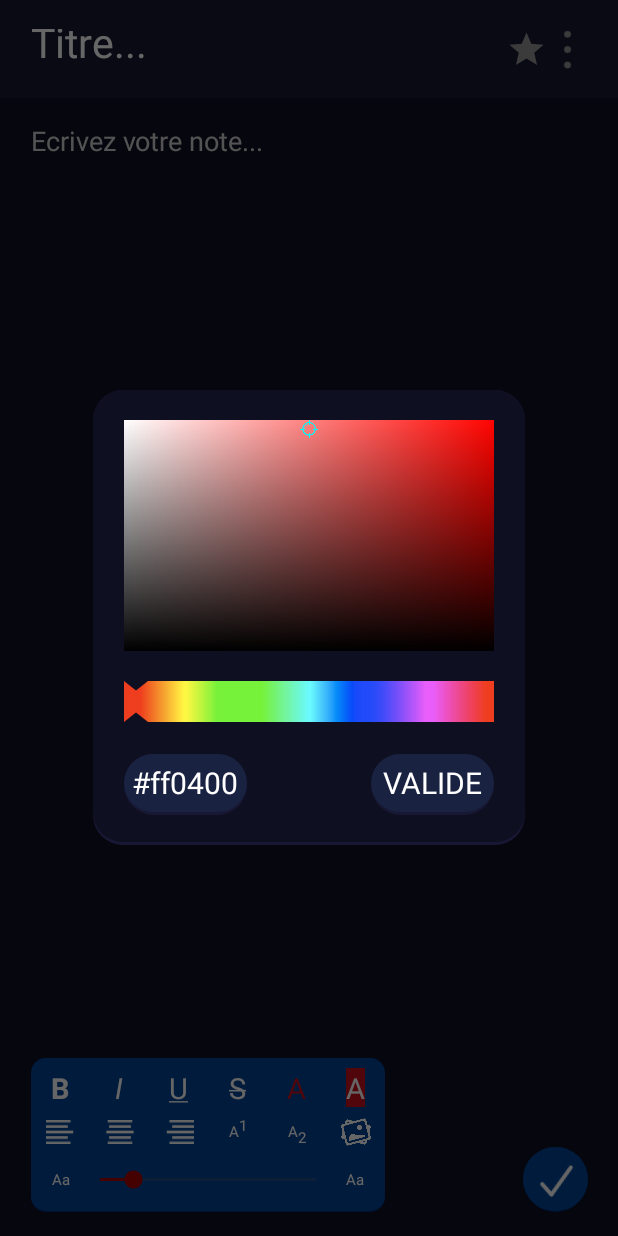
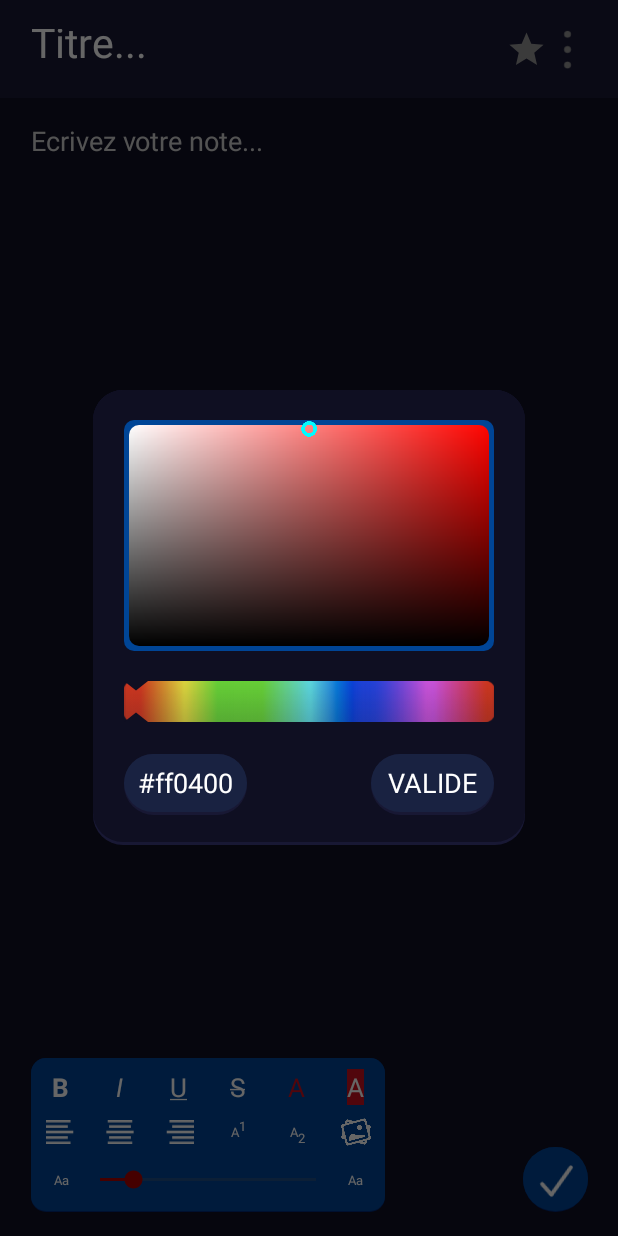
Before and after one commit to NewGlace/Notes-for-Dummies, an Android app: the NoteActivity screen opened directly, with no data from a screen before it, after a tap on an icon or button, on a phone screen of 412 x 824 dp. Run offline under Robolectric (Android 15) with nearby library versions, the phone set to English and light mode, and no system bars; libraries missing offline, so code that uses them is left out: androidmads.library.qrgenearator, androidx.camera.core, androidx.camera.lifecycle, androidx.camera.view; plain views replace PreviewView; 6 statements that could not run were skipped.

Commit message:
update: color picker

```diff
--- a/app/src/main/java/fr/newglace/notedesnazes/Styles/Dialog/ColorNote.java
+++ b/app/src/main/java/fr/newglace/notedesnazes/Styles/Dialog/ColorNote.java
@@ -89,6 +89,12 @@ public class ColorNote extends Dialog {
 
         Color.RGBToHSV(red, green, blue, color);
         editColorPickerHue(color[0]);
+
+        float hueFloat = 360.f / hue.getMeasuredWidth() * color[0];
+        if (hueFloat == 360.f) hueFloat = 0.f;
+        editColorPickerHue(hueFloat);
+
+        hueSelect.setX((float) (hue.getMeasuredWidth() / 360d * hueFloat)+space);
         float x = colorPicker.getMeasuredWidth()*color[1]*1.f;
         float y = (colorPicker.getMeasuredHeight()*color[2]*1.f)+1f;
 
@@ -110,48 +116,27 @@ public class ColorNote extends Dialog {
     }
 
 
-    @RequiresApi(api = Build.VERSION_CODES.Q)
-    private void reSize() {
-        reSize2 size = new reSize2();
-
-        final DisplayMetrics metrics = new DisplayMetrics();
-        activity.getWindowManager().getDefaultDisplay().getMetrics(metrics);
-
-        int phoneWidth = metrics.widthPixels;
-        int phoneHeight = metrics.heightPixels;
-
-        colorPicker.setScaleType(ImageView.ScaleType.FIT_XY);
-        colorSelect.setScaleType(ImageView.ScaleType.FIT_XY);
-        cursorSize = 18f;
-
-        space = (float) (((phoneWidth/10d*7d) - (int) (phoneWidth/5d*3d)) / 2d - ((phoneWidth/25d)/2));
-        size.reSize2(imageView, (int) (phoneWidth/10d*7d), (int) (phoneHeight/19d*7d));
-        size.reSize2(colorPicker, (int) (phoneWidth/5d*3d), (int) (phoneHeight/16d*3d));
-        size.reSize2(valid, (int) (phoneWidth/5d), (int) (phoneHeight/20d), true, true);
-        size.reSize2(hexColor, (int) (phoneWidth/5d), (int) (phoneHeight/20d), true, true);
-        size.reSize2(new View[]{space8, space9, space10}, 0, (int) (phoneHeight/40d));
-        size.reSize2(hue, (int) (phoneWidth/5d*3d), (int) (phoneHeight/30d));
-        size.reSize2(hueSelect, (int) (phoneWidth/25d), (int) (phoneHeight/30d));
-        size.reSize2(colorSelect, (int) cursorSize, (int) cursorSize);
-        colorPickerWidth = (int) (phoneWidth/5d*3d);
-        colorPickerHeight = (int) (phoneHeight/16d*3d);
-    }
+    @RequiresApi(api = Build.VERSION_CODES.LOLLIPOP)
     private void editColorPickerHue(float f) {
         float[] color = {f, 1.f, 1.f};
         this.color[0] = f;
 
         Bitmap bitmap = Bitmap.createBitmap(colorPickerWidth, colorPickerHeight, Bitmap.Config.ARGB_8888);
         Canvas canvas = new Canvas(bitmap);
+        Paint strokePaint = new Paint();
+        strokePaint.setStyle(Paint.Style.FILL);
+        strokePaint.setColor(Color.parseColor("#004596"));
+
         if (paint == null) {
             paint = new Paint();
-            shader = new LinearGradient(0.f, 0.f, 0.f, colorPickerHeight, 0xffffffff, 0xff000000, Shader.TileMode.CLAMP);
+            shader = new LinearGradient(5.f, 5.f, 5.f, colorPickerHeight-5, 0xffffffff, 0xff000000, Shader.TileMode.CLAMP);
         }
         int rgb = Color.HSVToColor(color);
-        Shader shader2 = new LinearGradient(0.f, 0.f, colorPickerWidth, 0.f, 0xffffffff, rgb, Shader.TileMode.CLAMP);
+        Shader shader2 = new LinearGradient(5.f, 5.f, colorPickerWidth-5, 5.f, 0xffffffff, rgb, Shader.TileMode.CLAMP);
         ComposeShader composeShader = new ComposeShader(shader, shader2, PorterDuff.Mode.MULTIPLY);
         paint.setShader(composeShader);
-        canvas.drawRect(0.f, 0.f, colorPickerWidth, colorPickerHeight, paint);
-
+        canvas.drawRoundRect(0.f, 0.f, colorPickerWidth, colorPickerHeight, 10, 10, strokePaint);
+        canvas.drawRoundRect(5.f, 5.f, colorPickerWidth-5, colorPickerHeight-5, 10, 10, paint);
         BitmapDrawable drawable = new BitmapDrawable(activity.getResources(), bitmap);
         colorPicker.setBackground(drawable);
     }
@@ -221,4 +206,31 @@ public class ColorNote extends Dialog {
             return false;
         });
     }
+
+    @RequiresApi(api = Build.VERSION_CODES.Q)
+    private void reSize() {
+        reSize2 size = new reSize2();
+
+        final DisplayMetrics metrics = new DisplayMetrics();
+        activity.getWindowManager().getDefaultDisplay().getMetrics(metrics);
+
+        int phoneWidth = metrics.widthPixels;
+        int phoneHeight = metrics.heightPixels;
+
+        colorPicker.setScaleType(ImageView.ScaleType.FIT_XY);
+        colorSelect.setScaleType(ImageView.ScaleType.FIT_XY);
+        cursorSize = 18f;
+
+        space = (float) (((phoneWidth/10d*7d) - (int) (phoneWidth/5d*3d)) / 2d - ((phoneWidth/25d)/2));
+        size.reSize2(imageView, (int) (phoneWidth/10d*7d), (int) (phoneHeight/19d*7d));
+        size.reSize2(colorPicker, (int) (phoneWidth/5d*3d), (int) (phoneHeight/16d*3d));
+        size.reSize2(valid, (int) (phoneWidth/5d), (int) (phoneHeight/20d), true, true);
+        size.reSize2(hexColor, (int) (phoneWidth/5d), (int) (phoneHeight/20d), true, true);
+        size.reSize2(new View[]{space8, space9, space10}, 0, (int) (phoneHeight/40d));
+        size.reSize2(hue, (int) (phoneWidth/5d*3d), (int) (phoneHeight/30d));
+        size.reSize2(hueSelect, (int) (phoneWidth/25d), (int) (phoneHeight/30d));
+        size.reSize2(colorSelect, (int) cursorSize, (int) cursorSize);
+        colorPickerWidth = (int) (phoneWidth/5d*3d);
+        colorPickerHeight = (int) (phoneHeight/16d*3d);
+    }
 }
--- a/app/src/main/java/fr/newglace/notedesnazes/Styles/reSize2.java
+++ b/app/src/main/java/fr/newglace/notedesnazes/Styles/reSize2.java
@@ -17,8 +17,8 @@ public class reSize2 {
 
         if (view instanceof TextView && options.length > 0 && options[0]) {
             if (options.length > 1) {
-                ((TextView) view).setTextSize(TypedValue.COMPLEX_UNIT_PX, (int) (height/2d));
-            } else ((TextView) view).setTextSize(TypedValue.COMPLEX_UNIT_PX, (int) (height));
+                ((TextView) view).setTextSize(TypedValue.COMPLEX_UNIT_PX, (int) (height/2.2d));
+            } else ((TextView) view).setTextSize(TypedValue.COMPLEX_UNIT_PX, (height));
 
         }
     }
--- a/app/src/main/res/layout/color_picker.xml
+++ b/app/src/main/res/layout/color_picker.xml
@@ -53,7 +53,6 @@
         app:layout_constraintEnd_toEndOf="@id/space9"
         app:layout_constraintStart_toStartOf="@id/imageView"
         app:layout_constraintTop_toBottomOf="@id/space9"/>
-
     <ImageView
         android:id="@+id/hue_select"
         android:layout_width="3dp"
```
Also changed, not shown: app/src/main/res/drawable/hue.png, app/src/main/res/drawable/view_finder.png.
